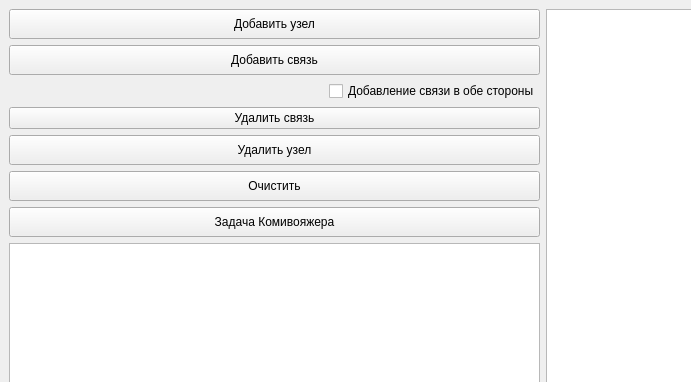
geroineee/Graph_QT, file mainwindow.ui: the form before one commit; both pictures show x 0 to 691 and y 0 to 382 of the 1086 by 656 pixel window.
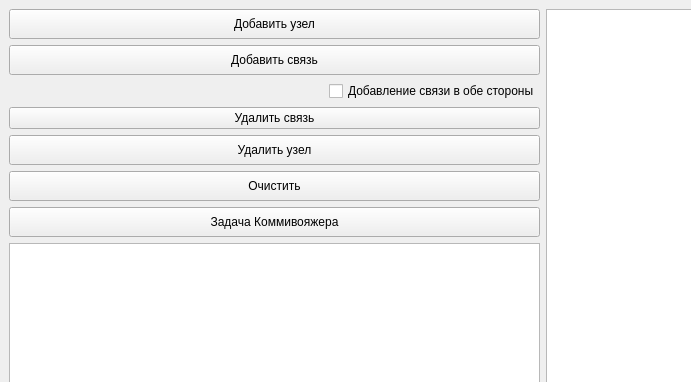
The form after the commit.

Commit message: Визуализация обхода графа (не доделано)

Patch:
```diff
--- a/mainwindow.ui
+++ b/mainwindow.ui
@@ -114,7 +114,7 @@
            </size>
           </property>
           <property name="text">
-           <string>Задача Комивояжера</string>
+           <string>Задача Коммивояжера</string>
           </property>
          </widget>
         </item>
```
The commit also changes 2 other files.
